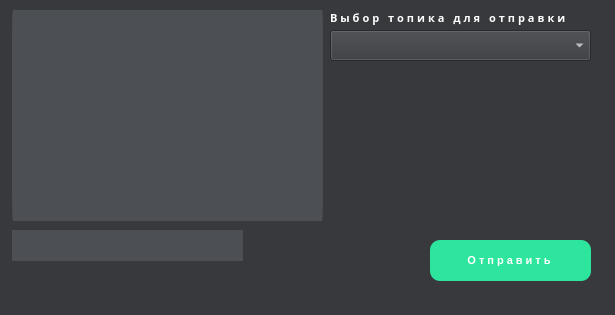
Qt form client2.ui (gaaldren/MQTT) before a commit.
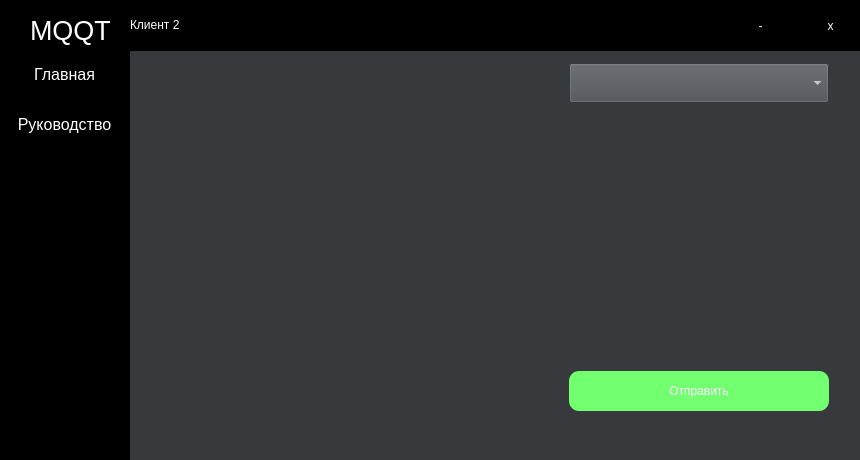
The same form after that commit.

Patch:
```diff
--- a/client2.ui
+++ b/client2.ui
@@ -6,20 +6,20 @@
    <rect>
     <x>0</x>
     <y>0</y>
-    <width>615</width>
-    <height>315</height>
+    <width>860</width>
+    <height>460</height>
    </rect>
   </property>
   <property name="minimumSize">
    <size>
-    <width>615</width>
-    <height>315</height>
+    <width>0</width>
+    <height>0</height>
    </size>
   </property>
   <property name="maximumSize">
    <size>
-    <width>615</width>
-    <height>315</height>
+    <width>16777215</width>
+    <height>16777215</height>
    </size>
   </property>
   <property name="windowTitle">
@@ -29,163 +29,312 @@
    <string notr="true">background-color: #37393d</string>
   </property>
   <widget class="QWidget" name="centralwidget">
-   <widget class="QTextEdit" name="textEdit_for_view2">
+   <widget class="QFrame" name="frame">
     <property name="geometry">
      <rect>
-      <x>12</x>
-      <y>10</y>
-      <width>311</width>
-      <height>211</height>
+      <x>0</x>
+      <y>0</y>
+      <width>861</width>
+      <height>51</height>
      </rect>
     </property>
-    <property name="font">
-     <font>
-      <family>Montserrat</family>
-     </font>
+    <property name="styleSheet">
+     <string notr="true">background-color: rgb(0, 0, 0);</string>
     </property>
+    <property name="frameShape">
+     <enum>QFrame::StyledPanel</enum>
+    </property>
+    <property name="frameShadow">
+     <enum>QFrame::Raised</enum>
+    </property>
+    <widget class="QPushButton" name="pushButton_ghost_w">
+     <property name="geometry">
+      <rect>
+       <x>730</x>
+       <y>0</y>
+       <width>61</width>
+       <height>51</height>
+      </rect>
+     </property>
+     <property name="styleSheet">
+      <string notr="true">QPushButton {
+ color: rgb(255, 255, 255);
+background-color: black;
+ border: 0px solid;
+}
+
+QPushButton:hover {
+background-color: rgb(55,55,55);
+}</string>
+     </property>
+     <property name="text">
+      <string>-</string>
+     </property>
+    </widget>
+    <widget class="QPushButton" name="pushButton_close">
+     <property name="geometry">
+      <rect>
+       <x>800</x>
+       <y>0</y>
+       <width>61</width>
+       <height>51</height>
+      </rect>
+     </property>
+     <property name="styleSheet">
+      <string notr="true">QPushButton {
+ color: rgb(255, 255, 255);
+background-color: black;
+ border: 0px solid;
+}
+
+QPushButton:hover {
+	background-color: rgb(255, 17, 0);
+}</string>
+     </property>
+     <property name="text">
+      <string>x</string>
+     </property>
+    </widget>
+    <widget class="QLabel" name="label">
+     <property name="geometry">
+      <rect>
+       <x>30</x>
+       <y>10</y>
+       <width>81</width>
+       <height>41</height>
+      </rect>
+     </property>
+     <property name="styleSheet">
+      <string notr="true">color: rgb(255, 255, 255);</string>
+     </property>
+     <property name="text">
+      <string>&lt;html&gt;&lt;head/&gt;&lt;body&gt;&lt;p&gt;&lt;span style=&quot; font-size:20pt;&quot;&gt;MQQT&lt;/span&gt;&lt;/p&gt;&lt;/body&gt;&lt;/html&gt;</string>
+     </property>
+    </widget>
+    <widget class="QLabel" name="label_2">
+     <property name="geometry">
+      <rect>
+       <x>130</x>
+       <y>10</y>
+       <width>51</width>
+       <height>31</height>
+      </rect>
+     </property>
+     <property name="styleSheet">
+      <string notr="true">color: rgb(255, 255, 255);
+</string>
+     </property>
+     <property name="text">
+      <string>&lt;html&gt;&lt;head/&gt;&lt;body&gt;&lt;p&gt;Клиент 2&lt;/p&gt;&lt;/body&gt;&lt;/html&gt;</string>
+     </property>
+    </widget>
+   </widget>
+   <widget class="QFrame" name="frame_3">
+    <property name="geometry">
+     <rect>
+      <x>-1</x>
+      <y>49</y>
+      <width>131</width>
+      <height>411</height>
+     </rect>
+    </property>
     <property name="styleSheet">
-     <string notr="true">background-color: rgb(76, 79, 84);
+     <string notr="true">background-color: rgb(0, 0, 0);</string>
+    </property>
+    <property name="frameShape">
+     <enum>QFrame::StyledPanel</enum>
+    </property>
+    <property name="frameShadow">
+     <enum>QFrame::Raised</enum>
+    </property>
+    <widget class="QPushButton" name="pushButton_page1">
+     <property name="geometry">
+      <rect>
+       <x>0</x>
+       <y>0</y>
+       <width>131</width>
+       <height>51</height>
+      </rect>
+     </property>
+     <property name="font">
+      <font>
+       <pointsize>12</pointsize>
+      </font>
+     </property>
+     <property name="styleSheet">
+      <string notr="true">QPushButton {
+ color: rgb(255, 255, 255);
+background-color: black;
+ border: 0px solid;
+}
+
+QPushButton:hover {
+background-color: rgb(55,55,55);
+}</string>
+     </property>
+     <property name="text">
+      <string>Главная</string>
+     </property>
+    </widget>
+    <widget class="QPushButton" name="pushButton_page2">
+     <property name="geometry">
+      <rect>
+       <x>0</x>
+       <y>50</y>
+       <width>131</width>
+       <height>51</height>
+      </rect>
+     </property>
+     <property name="font">
+      <font>
+       <pointsize>12</pointsize>
+      </font>
+     </property>
+     <property name="styleSheet">
+      <string notr="true">QPushButton {
+ color: rgb(255, 255, 255);
+background-color: black;
+ border: 0px solid;
+}
+
+QPushButton:hover {
+background-color: rgb(55,55,55);
+}</string>
+     </property>
+     <property name="text">
+      <string>Руководство</string>
+     </property>
+    </widget>
+   </widget>
+   <widget class="QStackedWidget" name="stackedWidget">
+    <property name="geometry">
+     <rect>
+      <x>139</x>
+      <y>59</y>
+      <width>721</width>
+      <height>391</height>
+     </rect>
+    </property>
+    <widget class="QWidget" name="page">
+     <widget class="QPushButton" name="btn_for_sendmessage2">
+      <property name="geometry">
+       <rect>
+        <x>430</x>
+        <y>312</y>
+        <width>260</width>
+        <height>40</height>
+       </rect>
+      </property>
+      <property name="styleSheet">
+       <string notr="true">background-color: rgb(114, 255, 112);
+border-radius: 10px;
+color: rgb(255, 255, 255);</string>
+      </property>
+      <property name="text">
+       <string>Отправить</string>
+      </property>
+     </widget>
+     <widget class="QTextEdit" name="textEdit_for_view2">
+      <property name="geometry">
+       <rect>
+        <x>0</x>
+        <y>4</y>
+        <width>404</width>
+        <height>302</height>
+       </rect>
+      </property>
+      <property name="font">
+       <font>
+        <family>MS Shell Dlg 2</family>
+        <pointsize>12</pointsize>
+       </font>
+      </property>
+      <property name="styleSheet">
+       <string notr="true">background-color: #37393d;
  color: white;
-border-radius: 1px solid;</string>
-    </property>
-    <property name="html">
-     <string>&lt;!DOCTYPE HTML PUBLIC &quot;-//W3C//DTD HTML 4.0//EN&quot; &quot;http://www.w3.org/TR/REC-html40/strict.dtd&quot;&gt;
+border-radius: 1px solid;
+border-color: #37393d;
+</string>
+      </property>
+      <property name="html">
+       <string>&lt;!DOCTYPE HTML PUBLIC &quot;-//W3C//DTD HTML 4.0//EN&quot; &quot;http://www.w3.org/TR/REC-html40/strict.dtd&quot;&gt;
 &lt;html&gt;&lt;head&gt;&lt;meta name=&quot;qrichtext&quot; content=&quot;1&quot; /&gt;&lt;style type=&quot;text/css&quot;&gt;
 p, li { white-space: pre-wrap; }
-&lt;/style&gt;&lt;/head&gt;&lt;body style=&quot; font-family:'Montserrat'; font-size:8.25pt; font-weight:400; font-style:normal;&quot;&gt;
-&lt;p style=&quot;-qt-paragraph-type:empty; margin-top:0px; margin-bottom:0px; margin-left:0px; margin-right:0px; -qt-block-indent:0; text-indent:0px;&quot;&gt;&lt;br /&gt;&lt;/p&gt;&lt;/body&gt;&lt;/html&gt;</string>
-    </property>
-   </widget>
-   <widget class="QLineEdit" name="lineEdit_for_writetext2">
-    <property name="geometry">
-     <rect>
-      <x>12</x>
-      <y>230</y>
-      <width>231</width>
-      <height>31</height>
-     </rect>
-    </property>
-    <property name="font">
-     <font>
-      <family>Montserrat</family>
-      <weight>75</weight>
-      <bold>true</bold>
-      <underline>false</underline>
-      <strikeout>false</strikeout>
-     </font>
-    </property>
-    <property name="styleSheet">
-     <string notr="true"> background: rgb(76, 79, 84);
+&lt;/style&gt;&lt;/head&gt;&lt;body style=&quot; font-family:'MS Shell Dlg 2'; font-size:12pt; font-weight:400; font-style:normal;&quot;&gt;
+&lt;p style=&quot;-qt-paragraph-type:empty; margin-top:0px; margin-bottom:0px; margin-left:0px; margin-right:0px; -qt-block-indent:0; text-indent:0px; font-family:'Montserrat'; font-size:8.25pt;&quot;&gt;&lt;br /&gt;&lt;/p&gt;&lt;/body&gt;&lt;/html&gt;</string>
+      </property>
+     </widget>
+     <widget class="QComboBox" name="comboBox_for_select_topic2">
+      <property name="geometry">
+       <rect>
+        <x>430</x>
+        <y>4</y>
+        <width>260</width>
+        <height>40</height>
+       </rect>
+      </property>
+      <property name="font">
+       <font>
+        <family>Montserrat</family>
+       </font>
+      </property>
+      <property name="styleSheet">
+       <string notr="true">background-color: rgb(76, 79, 84);
+color: white;
+
+</string>
+      </property>
+     </widget>
+     <widget class="QLineEdit" name="lineEdit_for_writetext2">
+      <property name="geometry">
+       <rect>
+        <x>0</x>
+        <y>312</y>
+        <width>404</width>
+        <height>40</height>
+       </rect>
+      </property>
+      <property name="font">
+       <font>
+        <family>MS Shell Dlg 2</family>
+        <pointsize>12</pointsize>
+        <weight>75</weight>
+        <bold>true</bold>
+        <underline>false</underline>
+        <strikeout>false</strikeout>
+       </font>
+      </property>
+      <property name="styleSheet">
+       <string notr="true">background-color: #37393d;
  color: white;
-border-radius: 1px solid;</string>
-    </property>
-    <property name="text">
-     <string/>
-    </property>
-   </widget>
-   <widget class="QComboBox" name="comboBox_for_select_topic2">
-    <property name="geometry">
-     <rect>
-      <x>330</x>
-      <y>30</y>
-      <width>261</width>
-      <height>31</height>
-     </rect>
-    </property>
-    <property name="font">
-     <font>
-      <family>Montserrat</family>
-     </font>
-    </property>
-    <property name="styleSheet">
-     <string notr="true">  color: white;
+border-radius: 1px solid;
+border-color: #37393d;
 </string>
-    </property>
-   </widget>
-   <widget class="QPushButton" name="btn_for_sendmessage2">
-    <property name="geometry">
-     <rect>
-      <x>410</x>
-      <y>230</y>
-      <width>201</width>
-      <height>61</height>
-     </rect>
-    </property>
-    <property name="styleSheet">
-     <string notr="true">background: #7fc7ff;
-  text-decoration: none;
-  display: inline-block;
-  width: 140px;
-  height: 45px;
-  line-height: 45px;
-  border-radius: 10px;
-  margin: 10px 20px;
-  font-family: 'Montserrat', sans-serif;
-  font-size: 11px;
-  text-transform: uppercase;
-  text-align: center;
-  letter-spacing: 3px;
-  font-weight: 600;
-  color: #524f4e;
-  box-shadow: 0 8px 15px rgba(0, 0, 0, .1);
-  transition: .3s;
-  background: #2EE59D;
-  box-shadow: 0 15px 20px rgba(46, 229, 157, .4);
-  color: white;
-  transform: translateY(-7px);</string>
-    </property>
-    <property name="text">
-     <string>Отправить</string>
-    </property>
-   </widget>
-   <widget class="QLabel" name="label_for_connect_result2">
-    <property name="geometry">
-     <rect>
-      <x>12</x>
-      <y>270</y>
-      <width>391</width>
-      <height>21</height>
-     </rect>
-    </property>
-    <property name="styleSheet">
-     <string notr="true">color: rgb(255, 255, 255);</string>
-    </property>
-    <property name="text">
-     <string/>
-    </property>
-   </widget>
-   <widget class="QLabel" name="label">
-    <property name="geometry">
-     <rect>
-      <x>330</x>
-      <y>10</y>
-      <width>261</width>
-      <height>16</height>
-     </rect>
-    </property>
-    <property name="font">
-     <font>
-      <family>Montserrat</family>
-      <pointsize>-1</pointsize>
-      <weight>75</weight>
-      <bold>true</bold>
-     </font>
-    </property>
-    <property name="styleSheet">
-     <string notr="true">  color: white;
-  font-family: 'Montserrat', sans-serif;
-  font-size: 11px;
-  text-transform: uppercase;
-  text-align: center;
-  letter-spacing: 3px;
-  font-weight: 600;</string>
-    </property>
-    <property name="text">
-     <string>&lt;html&gt;&lt;head/&gt;&lt;body&gt;&lt;p&gt;Выбор топика для отправки &lt;/p&gt;&lt;/body&gt;&lt;/html&gt;</string>
-    </property>
+      </property>
+      <property name="text">
+       <string/>
+      </property>
+     </widget>
+    </widget>
+    <widget class="QWidget" name="page_2">
+     <widget class="QTextEdit" name="textEdit">
+      <property name="geometry">
+       <rect>
+        <x>3</x>
+        <y>10</y>
+        <width>701</width>
+        <height>371</height>
+       </rect>
+      </property>
+      <property name="styleSheet">
+       <string notr="true">border-width: 0px;
+border-style: solid;
+border-color: rgb(255, 255, 255);</string>
+      </property>
+     </widget>
+    </widget>
    </widget>
   </widget>
-  <widget class="QStatusBar" name="statusbar"/>
  </widget>
  <resources/>
  <connections/>
```
